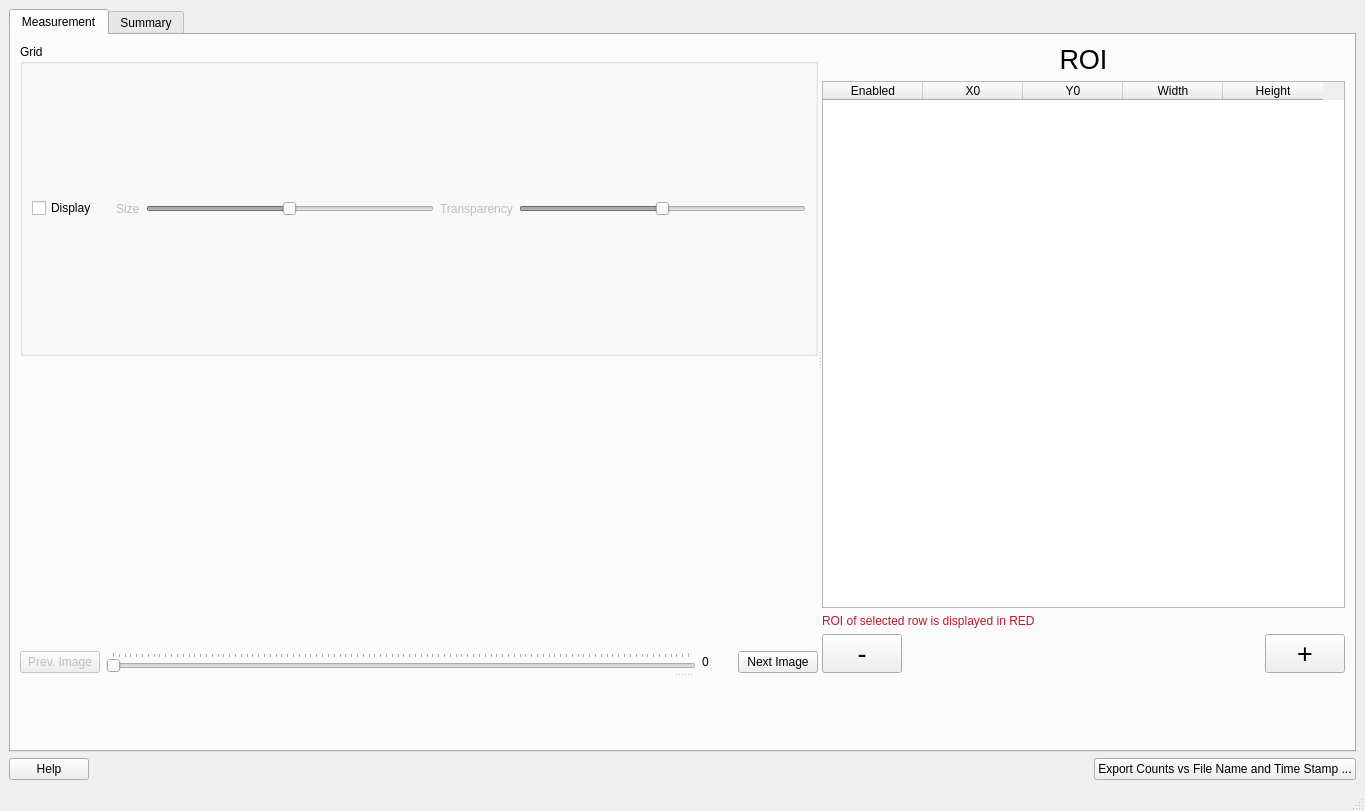
First picture: the form in ui/ui_integrated_roi_counts_vs_file_name_and_time_stamp.ui, repository neutronimaging/python_notebooks, before the edit.
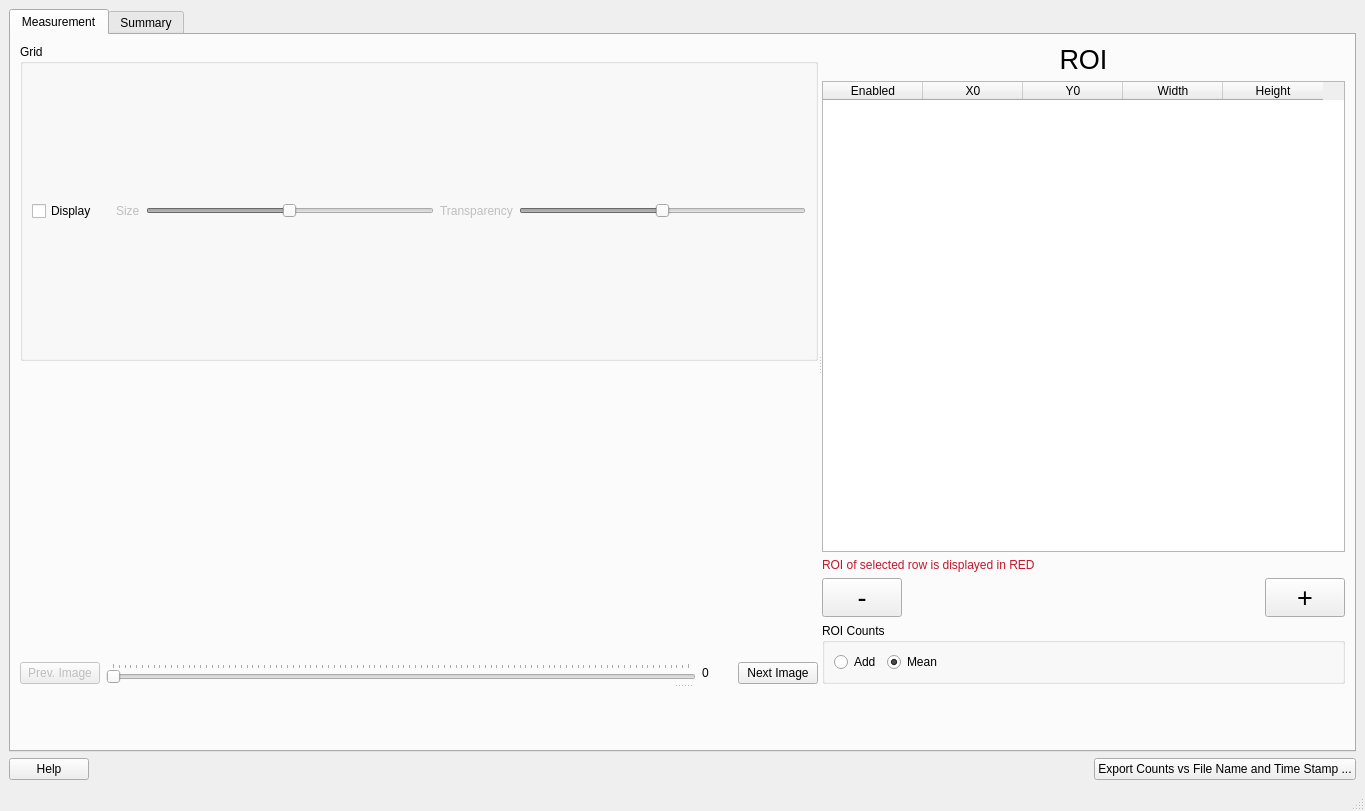
Second picture: the form after the edit.

```diff
--- a/ui/ui_integrated_roi_counts_vs_file_name_and_time_stamp.ui
+++ b/ui/ui_integrated_roi_counts_vs_file_name_and_time_stamp.ui
@@ -242,6 +242,44 @@
                  </property>
                 </widget>
                </item>
+               <item row="1" column="0">
+                <widget class="QTableWidget" name="tableWidget">
+                 <property name="alternatingRowColors">
+                  <bool>true</bool>
+                 </property>
+                 <property name="selectionMode">
+                  <enum>QAbstractItemView::SingleSelection</enum>
+                 </property>
+                 <property name="selectionBehavior">
+                  <enum>QAbstractItemView::SelectRows</enum>
+                 </property>
+                 <column>
+                  <property name="text">
+                   <string>Enabled</string>
+                  </property>
+                 </column>
+                 <column>
+                  <property name="text">
+                   <string>X0</string>
+                  </property>
+                 </column>
+                 <column>
+                  <property name="text">
+                   <string>Y0</string>
+                  </property>
+                 </column>
+                 <column>
+                  <property name="text">
+                   <string>Width</string>
+                  </property>
+                 </column>
+                 <column>
+                  <property name="text">
+                   <string>Height</string>
+                  </property>
+                 </column>
+                </widget>
+               </item>
                <item row="2" column="0">
                 <widget class="QLabel" name="label_3">
                  <property name="palette">
@@ -397,47 +435,7 @@
                  </property>
                 </widget>
                </item>
-               <item row="1" column="0">
-                <widget class="QTableWidget" name="tableWidget">
-                 <property name="alternatingRowColors">
-                  <bool>true</bool>
-                 </property>
-                 <property name="selectionMode">
-                  <enum>QAbstractItemView::SingleSelection</enum>
-                 </property>
-                 <property name="selectionBehavior">
-                  <enum>QAbstractItemView::SelectRows</enum>
-                 </property>
-                 <column>
-                  <property name="text">
-                   <string>Enabled</string>
-                  </property>
-                 </column>
-                 <column>
-                  <property name="text">
-                   <string>X0</string>
-                  </property>
-                 </column>
-                 <column>
-                  <property name="text">
-                   <string>Y0</string>
-                  </property>
-                 </column>
-                 <column>
-                  <property name="text">
-                   <string>Width</string>
-                  </property>
-                 </column>
-                 <column>
-                  <property name="text">
-                   <string>Height</string>
-                  </property>
-                 </column>
-                </widget>
-               </item>
-              </layout>
-             </item>
-             <item>
+               <item row="3" column="0">
               <layout class="QHBoxLayout" name="horizontalLayout_4">
                <item>
                 <widget class="QPushButton" name="pushButton_4">
@@ -477,6 +475,47 @@
                 </widget>
                </item>
               </layout>
+               </item>
+              </layout>
+             </item>
+             <item>
+              <widget class="QGroupBox" name="groupBox_2">
+               <property name="title">
+                <string>ROI Counts</string>
+               </property>
+               <layout class="QHBoxLayout" name="horizontalLayout_7">
+                <item>
+                 <widget class="QRadioButton" name="add_radioButton">
+                  <property name="text">
+                   <string>Add</string>
+                  </property>
+                 </widget>
+                </item>
+                <item>
+                 <widget class="QRadioButton" name="mean_readioButton">
+                  <property name="text">
+                   <string>Mean</string>
+                  </property>
+                  <property name="checked">
+                   <bool>true</bool>
+                  </property>
+                 </widget>
+                </item>
+                <item>
+                 <spacer name="horizontalSpacer_3">
+                  <property name="orientation">
+                   <enum>Qt::Horizontal</enum>
+                  </property>
+                  <property name="sizeHint" stdset="0">
+                   <size>
+                    <width>40</width>
+                    <height>20</height>
+                   </size>
+                  </property>
+                 </spacer>
+                </item>
+               </layout>
+              </widget>
              </item>
             </layout>
            </widget>
```
Lines whose indentation alone changed are shown as unchanged.
